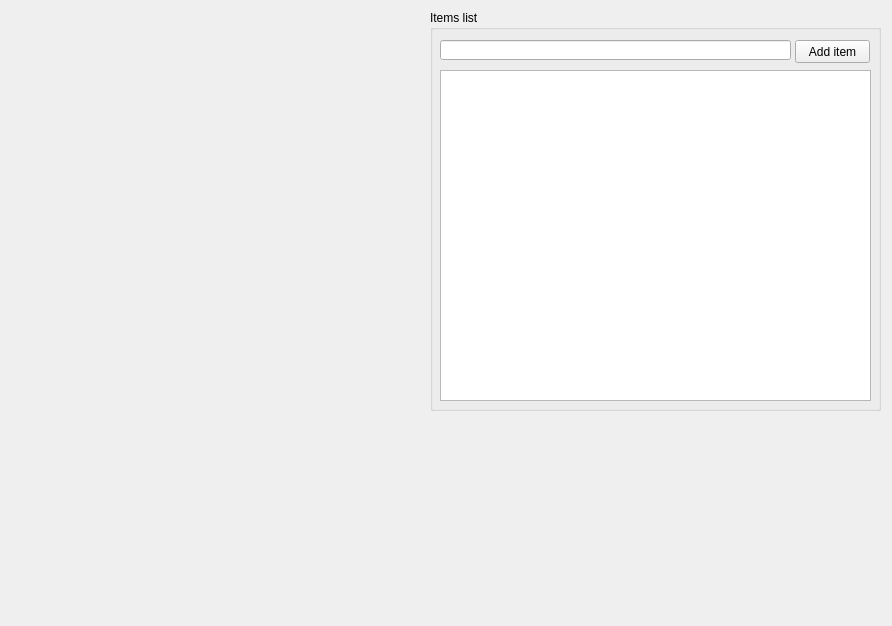
Above: core/mainwindow.ui from JohnMiz/TvTracker before the change. Below: the same form after it.
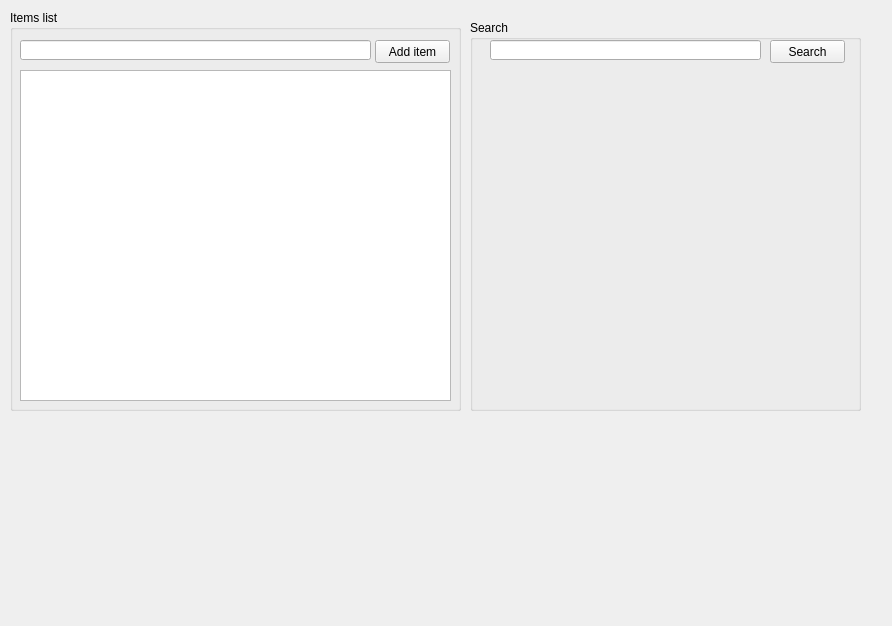
That is the form after the change.

Commit message: Added new GUI controlers and arranged the search results into a function

```diff
--- a/core/mainwindow.ui
+++ b/core/mainwindow.ui
@@ -29,7 +29,7 @@
    <widget class="QGroupBox" name="itemsGroup">
     <property name="geometry">
      <rect>
-      <x>430</x>
+      <x>10</x>
       <y>10</y>
       <width>451</width>
       <height>401</height>
@@ -98,6 +98,42 @@
      </property>
     </widget>
    </widget>
+   <widget class="QGroupBox" name="groupBox">
+    <property name="geometry">
+     <rect>
+      <x>470</x>
+      <y>20</y>
+      <width>391</width>
+      <height>391</height>
+     </rect>
+    </property>
+    <property name="title">
+     <string>Search</string>
+    </property>
+    <widget class="QPushButton" name="pushButton_2">
+     <property name="geometry">
+      <rect>
+       <x>300</x>
+       <y>20</y>
+       <width>75</width>
+       <height>23</height>
+      </rect>
+     </property>
+     <property name="text">
+      <string>Search</string>
+     </property>
+    </widget>
+    <widget class="QLineEdit" name="lineEdit">
+     <property name="geometry">
+      <rect>
+       <x>20</x>
+       <y>20</y>
+       <width>271</width>
+       <height>20</height>
+      </rect>
+     </property>
+    </widget>
+   </widget>
   </widget>
  </widget>
  <layoutdefault spacing="6" margin="11"/>
```
The commit also changes 4 other files.
